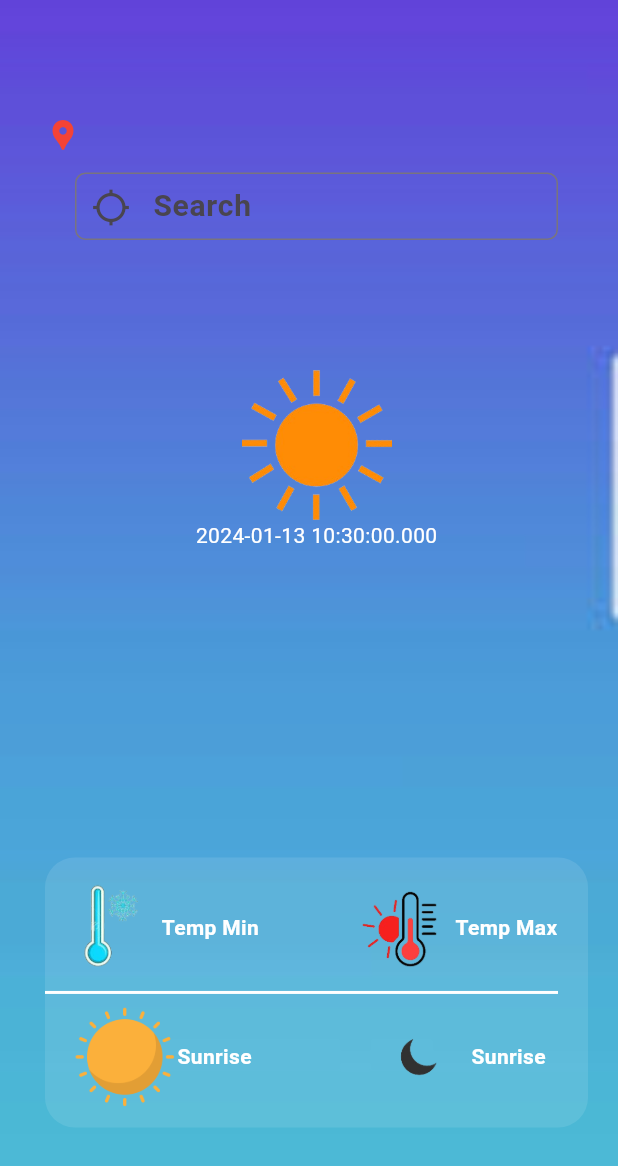
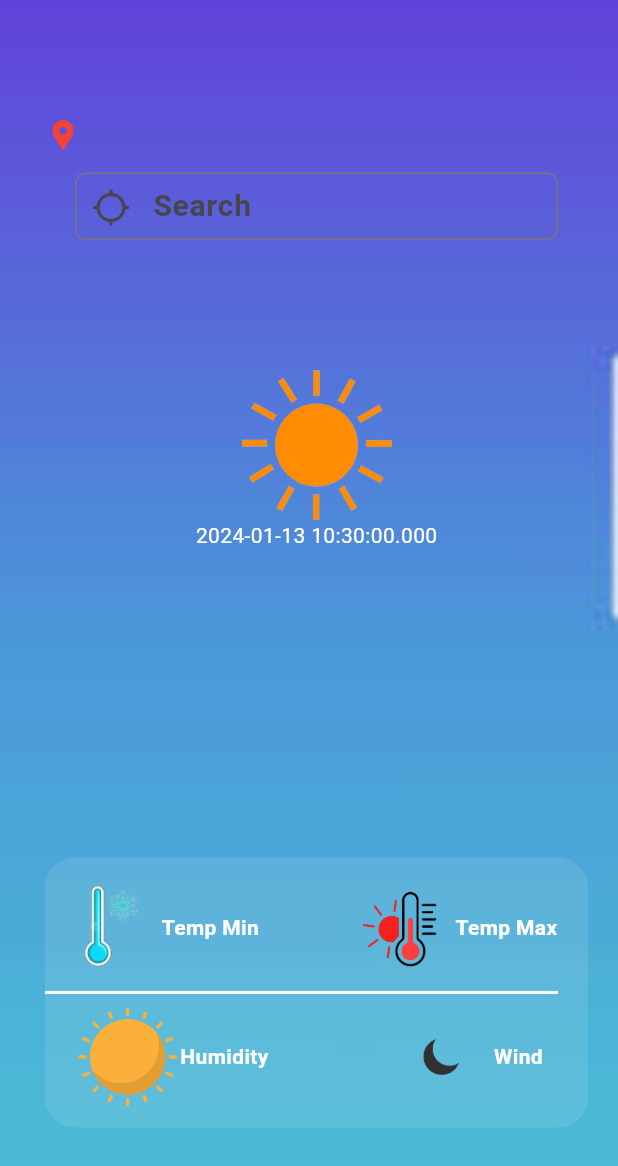
Before and after one commit to Hubaib19/weather_API, a Flutter app: the screen it shows after launch, on a phone screen of 412 x 824 dp. Shown: the top 1166 px of the screen. Run offline on Flutter 3.47's test engine with Material 3 defaults, Android fonts, the phone set to English and light mode, and no system bars; network calls fail.

```diff
--- a/lib/model/weather_model.dart
+++ b/lib/model/weather_model.dart
@@ -2,15 +2,15 @@ class Weather {
   String? cityName;
   double? temp;
   double? temp_min;
-  int? sunrise;
-  int? sunset;
+  int? humidity;
+  double? wind;
   double? temp_max;
   Weather(
       {this.cityName,
       this.temp,
       this.temp_min,
-      this.sunrise,
-      this.sunset,
+      this.humidity,
+      this.wind,
       this.temp_max});
 
   Weather.fromJson(Map<String, dynamic> json) {
@@ -18,7 +18,7 @@ class Weather {
     temp = json["main"]["temp"];
     temp_min = json["main"]["temp_min"];
     temp_max = json["main"]["temp_max"];
-    sunrise = json["sys"]["sunrise"];
-    sunset = json["sys"]["sunset"];
+    humidity = json["main"]["humidity"];
+    wind = json["wind"]["speed"];
   }
 }
--- a/lib/services/weather_api.dart
+++ b/lib/services/weather_api.dart
@@ -9,6 +9,6 @@ class Service {
 
     var response = await http.get(endpoint);
     var body = jsonDecode(response.body);
-    return Weather.fromJson(body);
+    return  Weather.fromJson(body);
   }
 }
--- a/lib/view/home/home.dart
+++ b/lib/view/home/home.dart
@@ -257,7 +257,7 @@ class _HomeScreenState extends State<HomeScreen> {
                                         CrossAxisAlignment.start,
                                     children: [
                                       const Text(
-                                        'Sunrise',
+                                        'Humidity',
                                         style: TextStyle(
                                           color: Colors.white,
                                           fontSize: 14,
@@ -266,7 +266,7 @@ class _HomeScreenState extends State<HomeScreen> {
                                       ),
                                       if (value.data != null)
                                         Text(
-                                          '${value.data!.sunrise}',
+                                          '${value.data!.humidity}',
                                           style: const TextStyle(
                                             color: Colors.black,
                                             fontSize: 14,
@@ -296,7 +296,7 @@ class _HomeScreenState extends State<HomeScreen> {
                                         CrossAxisAlignment.start,
                                     children: [
                                       const Text(
-                                        'Sunrise',
+                                        'Wind',
                                         style: TextStyle(
                                           color: Colors.white,
                                           fontSize: 14,
@@ -305,7 +305,7 @@ class _HomeScreenState extends State<HomeScreen> {
                                       ),
                                       if (value.data != null)
                                         Text(
-                                          '${value.data!.sunset}',
+                                          '${value.data!.wind}',
                                           style: const TextStyle(
                                             color: Colors.black,
                                             fontSize: 14,
```
